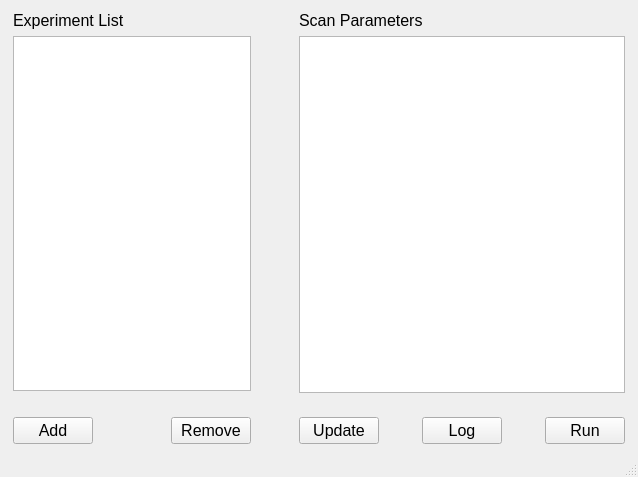
The window that smartfMRI/smartfmri.ui (wuzhuobin/smartfMRI) describes before a commit, drawn with Qt 5.
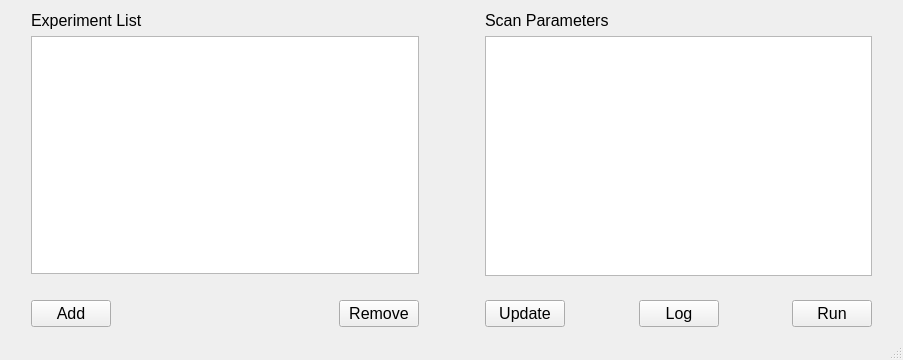
The same window after the commit.

What changed in the file:
```diff
--- a/smartfMRI/smartfmri.ui
+++ b/smartfMRI/smartfmri.ui
@@ -6,8 +6,8 @@
    <rect>
     <x>0</x>
     <y>0</y>
-    <width>638</width>
-    <height>477</height>
+    <width>903</width>
+    <height>360</height>
    </rect>
   </property>
   <property name="windowTitle">
```
